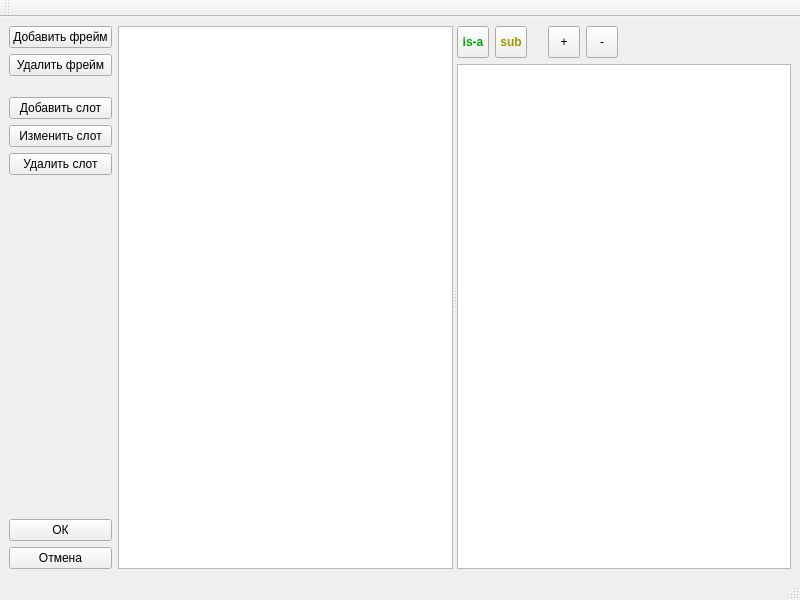
The window that ui/kbeditorwindow.ui (vinni-au/nya-cats) describes before a commit, drawn with Qt 5.
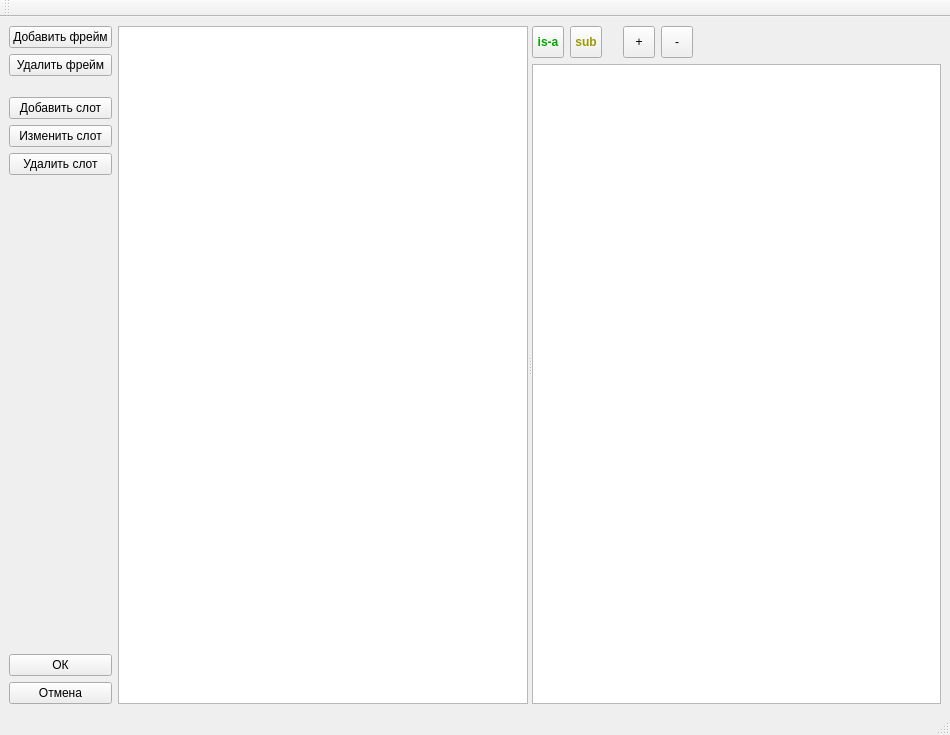
The same window after the commit. Icons and pictures are not drawn. Custom widgets are drawn as their Qt base class.

```diff
--- a/ui/kbeditorwindow.ui
+++ b/ui/kbeditorwindow.ui
@@ -9,8 +9,8 @@
    <rect>
     <x>0</x>
     <y>0</y>
-    <width>800</width>
-    <height>600</height>
+    <width>950</width>
+    <height>735</height>
    </rect>
   </property>
   <property name="windowTitle">
```
Left out of the diff: 2 changed lines with no effect on the pictures.
